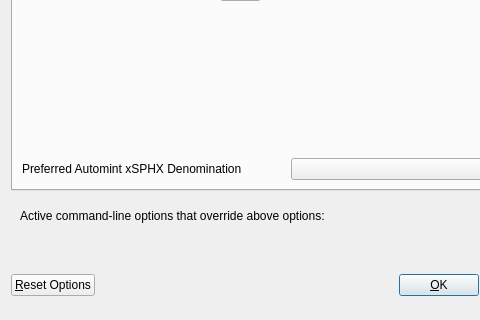
Above: src/qt/forms/optionsdialog.ui from sphinxcoin/sphinx before the change; both pictures show x 0 to 480 and y 122 to 442 of the 576 by 442 pixel window. Below: the same form after it.
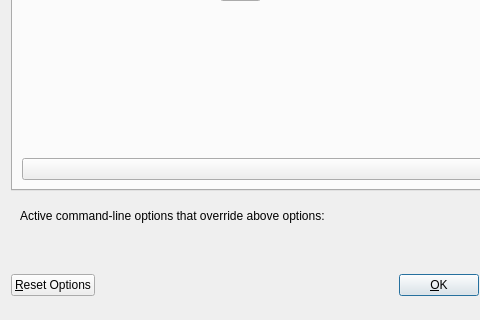
That is the form after the change. Custom widgets are drawn as their Qt base class.

The edit to the form file:
```diff
--- a/src/qt/forms/optionsdialog.ui
+++ b/src/qt/forms/optionsdialog.ui
@@ -172,7 +172,7 @@
          <property name="sizeConstraint">
           <enum>QLayout::SetFixedSize</enum>
          </property>
-         <item>
+         <!--<item>
           <widget class="QLabel" name="labelPreferredDenom">
            <property name="maximumSize">
             <size>
@@ -187,7 +187,7 @@
             <string>Preferred Automint xSPHX Denomination</string>
            </property>
           </widget>
-         </item>
+         </item>-->
          <item>
           <widget class="QComboBox" name="preferredDenom">
            <property name="maximumSize">
```
